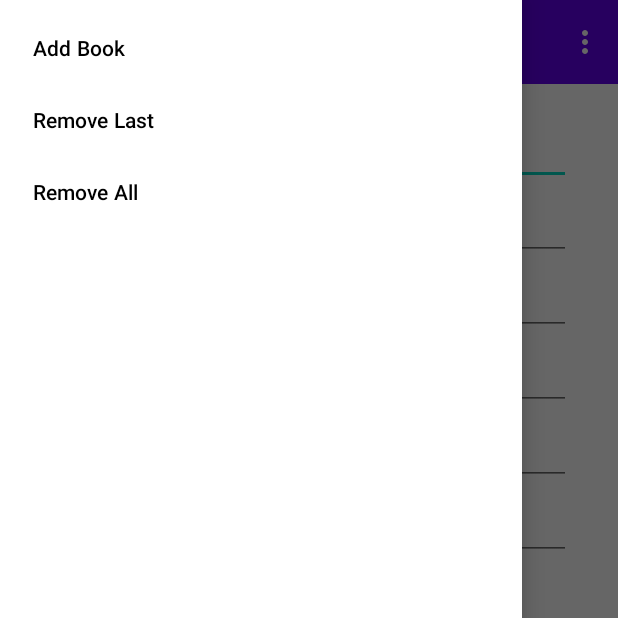
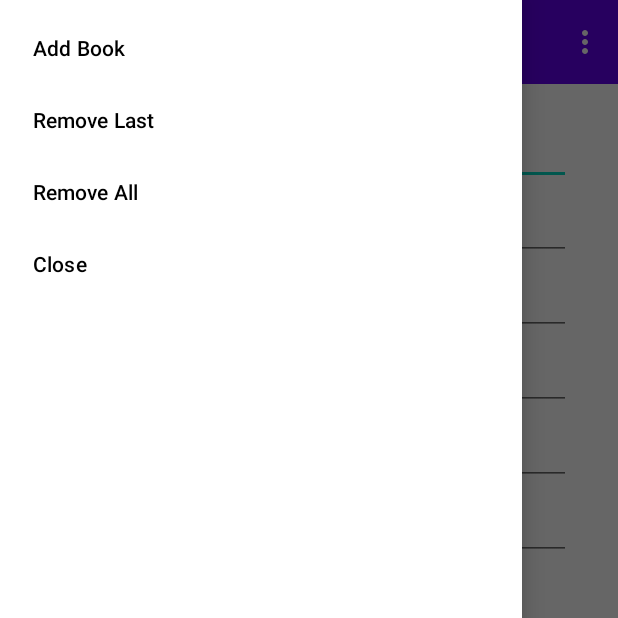
Before and after one commit to MouthWashGuy/AndroidBookApp, an Android app: the screen it shows after launch (MainActivity), with the side drawer open, on a phone screen of 412 x 824 dp, the top half of it. Run offline under Robolectric (Android 15) with nearby library versions, the phone set to English and light mode, and no system bars.

Commit message:
Extra task done

```diff
--- a/app/src/main/java/com/example/lab5/MainActivity.java
+++ b/app/src/main/java/com/example/lab5/MainActivity.java
@@ -75,6 +75,14 @@ public class MainActivity extends AppCompatActivity {
         // UI ELEMENTS                                                                           //
        ///////////////////////////////////////////////////////////////////////////////////////////
 
+        // initialize and bind all edit text objects
+        bookIDText = findViewById(R.id.editTextBookID);
+        titleText = findViewById(R.id.editTextTitle);
+        ISBNText = findViewById(R.id.editTextISBN);
+        authorText = findViewById(R.id.editTextAuthor);
+        descriptionText = findViewById(R.id.editTextDescription);
+        priceText = findViewById(R.id.editTextPrice);
+
         // initialize and bind the toolbar then set is as the action bar
         Toolbar toolbar = findViewById(R.id.toolbar);
         setSupportActionBar(toolbar);
@@ -96,7 +104,7 @@ public class MainActivity extends AppCompatActivity {
         listView.setAdapter(myAdapter); //
 
         // initialize and bind the drawer layout
-        DrawerLayout drawerLayout = findViewById(R.id.drawerLayout);
+        drawerLayout = findViewById(R.id.drawerLayout);
         // create the action bar toggle icon
         ActionBarDrawerToggle drawerToggle = new ActionBarDrawerToggle(this, drawerLayout, toolbar, R.string.navigation_drawer_open, R.string.navigation_drawer_close);
         drawerLayout.addDrawerListener(drawerToggle);
@@ -158,6 +166,8 @@ public class MainActivity extends AppCompatActivity {
             clearFields();
         } else if (id == R.id.loadData) {
             loadBook();
+        } else if (id == R.id.totalBooks) {
+            totalBooks();
         }
         return super.onOptionsItemSelected(item);
     }
@@ -174,14 +184,6 @@ public class MainActivity extends AppCompatActivity {
         String author;
         String description;
         double price;
-
-        // initialize and bind all edit text objects
-        EditText bookIDText = findViewById(R.id.editTextBookID);
-        EditText titleText = findViewById(R.id.editTextTitle);
-        EditText ISBNText = findViewById(R.id.editTextISBN);
-        EditText authorText = findViewById(R.id.editTextAuthor);
-        EditText descriptionText = findViewById(R.id.editTextDescription);
-        EditText priceText = findViewById(R.id.editTextPrice);
 
         // start by collecting all relevant book data from plain text fields
         bookId = bookIDText.getText().toString(); // set book id's value to the input text using get text, also type casts to string
@@ -216,15 +218,6 @@ public class MainActivity extends AppCompatActivity {
     }
 
     public void clearFields() { // simple method calling clear on the edit text objects text attribute
-
-        // initialize and bind all edit text objects
-        EditText bookIDText = findViewById(R.id.editTextBookID);
-        EditText titleText = findViewById(R.id.editTextTitle);
-        EditText ISBNText = findViewById(R.id.editTextISBN);
-        EditText authorText = findViewById(R.id.editTextAuthor);
-        EditText descriptionText = findViewById(R.id.editTextDescription);
-        EditText priceText = findViewById(R.id.editTextPrice);
-
         bookIDText.getText().clear();
         titleText.getText().clear();
         ISBNText.getText().clear();
@@ -234,15 +227,6 @@ public class MainActivity extends AppCompatActivity {
     }
 
     private void loadBook() {
-
-        // initialize and bind all edit text objects
-        EditText bookIDText = findViewById(R.id.editTextBookID);
-        EditText titleText = findViewById(R.id.editTextTitle);
-        EditText ISBNText = findViewById(R.id.editTextISBN);
-        EditText authorText = findViewById(R.id.editTextAuthor);
-        EditText descriptionText = findViewById(R.id.editTextDescription);
-        EditText priceText = findViewById(R.id.editTextPrice);
-
         // create shared pref
         SharedPreferences myBook = getSharedPreferences("book", 0);
 
@@ -265,6 +249,11 @@ public class MainActivity extends AppCompatActivity {
         myAdapter.notifyDataSetChanged();
     }
 
+    private void totalBooks() {
+        Toast myMessage = Toast.makeText(this, String.format("Total books is %s", myList.size()), Toast.LENGTH_LONG);
+        myMessage.show(); // actually displaying the message
+    }
+
     ////////////////////////////////////////////////////////////////////////////////////////////////
     // BROADCAST RECEIVER                                                                        //
     //////////////////////////////////////////////////////////////////////////////////////////////
@@ -272,15 +261,6 @@ public class MainActivity extends AppCompatActivity {
     BroadcastReceiver myReceiver = new BroadcastReceiver() {
         @Override
         public void onReceive(Context context, Intent intent) {
-
-            // initialize and bind all edit text objects
-            EditText bookIDText = findViewById(R.id.editTextBookID);
-            EditText titleText = findViewById(R.id.editTextTitle);
-            EditText ISBNText = findViewById(R.id.editTextISBN);
-            EditText authorText = findViewById(R.id.editTextAuthor);
-            EditText descriptionText = findViewById(R.id.editTextDescription);
-            EditText priceText = findViewById(R.id.editTextPrice);
-
             // now we get the book data string
             String bookData = intent.getStringExtra("bookData");
             Toast.makeText(context, bookData, Toast.LENGTH_LONG).show();
@@ -324,8 +304,9 @@ public class MainActivity extends AppCompatActivity {
                 removePrevious();
             } else if (id == R.id.removeAll) {
                 removeAll();
+            } else if (id == R.id.close) {
+                finish();
             }
-            DrawerLayout drawerLayout = findViewById(R.id.drawerLayout);
             drawerLayout.closeDrawers();
             return true;
         }
--- a/app/src/main/res/menu/drawer_menu.xml
+++ b/app/src/main/res/menu/drawer_menu.xml
@@ -10,4 +10,7 @@
     <item
         android:id="@+id/removeAll"
         android:title="Remove All" />
+    <item
+        android:id="@+id/close"
+        android:title="Close" />
 </menu>
--- a/app/src/main/res/menu/option_menu.xml
+++ b/app/src/main/res/menu/option_menu.xml
@@ -7,4 +7,7 @@
     <item
         android:id="@+id/loadData"
         android:title="Load Data" />
+    <item
+        android:id="@+id/totalBooks"
+        android:title="Total Books" />
 </menu>
```
